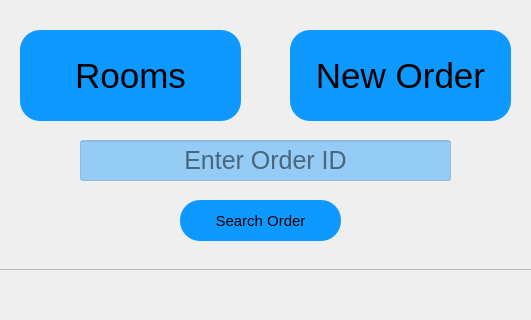
Before: the Qt Designer form src/UI/UI_Files/home_menu_widget.ui in Mandalflik02/Room_Management_Hotels, drawn with Qt 5; both pictures show x 385 to 916 and y 180 to 500 of the 1300 by 610 pixel window.
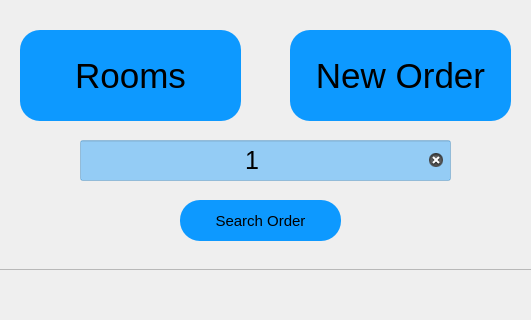
After: the same form once the commit is applied.

Diff of the .ui file:
```diff
--- a/src/UI/UI_Files/home_menu_widget.ui
+++ b/src/UI/UI_Files/home_menu_widget.ui
@@ -78,6 +78,9 @@
     <property name="inputMask">
      <string/>
     </property>
+    <property name="text">
+     <string>1</string>
+    </property>
     <property name="maxLength">
      <number>8</number>
     </property>
```
